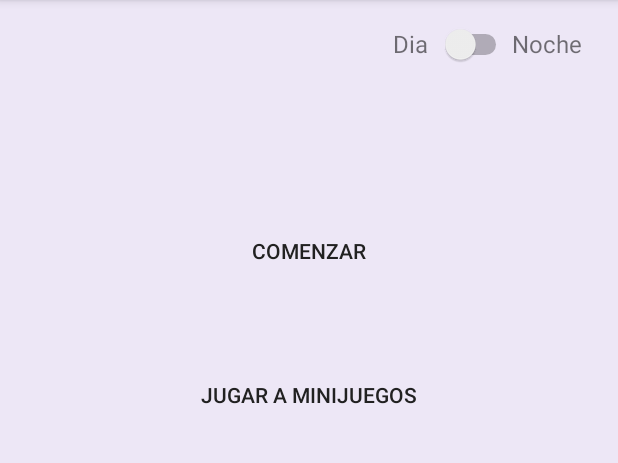
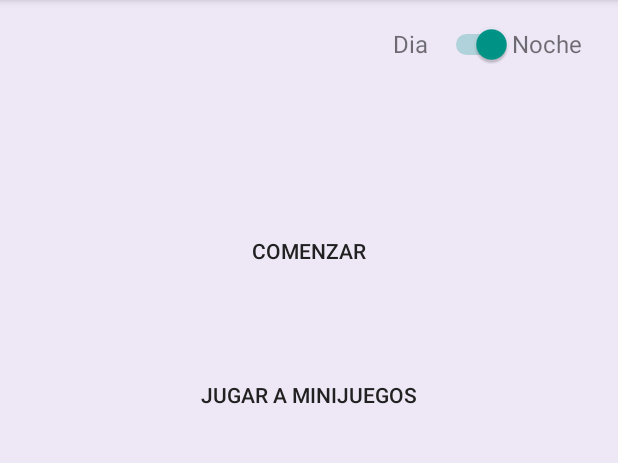
Before and after one commit to CokePedreira/PracticaUbicuaAndroid, an Android app: the SelectorJugadoresActivity screen opened directly, with no data from a screen before it, in the options menu, after a tap on "Salir de la partida", on a phone screen of 412 x 824 dp, the part 84-547 px from its top. Run offline under Robolectric (Android 15) with nearby library versions, the phone set to English and light mode, and no system bars; our stand-ins replace ButterKnife; libraries missing offline, so code that uses them is left out: com.melnykov.fab; 2 statements that could not run were skipped.

Commit message:
Añadido el cambio de tema al MainActivity y borrado del tablero.

```diff
--- a/OcalimochoApp/app/src/main/java/com/example/cokepedreira/ocalimochoapp/ListaMinijuegosActivity.java
+++ b/OcalimochoApp/app/src/main/java/com/example/cokepedreira/ocalimochoapp/ListaMinijuegosActivity.java
@@ -2,7 +2,6 @@ package com.example.cokepedreira.ocalimochoapp;
 
 import android.content.Intent;
 import android.os.Bundle;
-import android.app.Activity;
 import android.view.View;
 import android.widget.AdapterView;
 import android.widget.ArrayAdapter;
--- a/OcalimochoApp/app/src/main/java/com/example/cokepedreira/ocalimochoapp/MainActivity.java
+++ b/OcalimochoApp/app/src/main/java/com/example/cokepedreira/ocalimochoapp/MainActivity.java
@@ -1,9 +1,13 @@
 package com.example.cokepedreira.ocalimochoapp;
 
 import android.content.Intent;
+import android.content.SharedPreferences;
 import android.os.Bundle;
+import android.transition.Fade;
 import android.view.View;
 import android.widget.Button;
+import android.widget.CompoundButton;
+import android.widget.RadioGroup;
 import android.widget.Switch;
 
 import butterknife.Bind;
@@ -11,9 +15,12 @@ import butterknife.ButterKnife;
 
 public class MainActivity extends BaseActivity {
 
-    @Bind(R.id.comenzar) Button comenzar;
-    @Bind(R.id.minijuegos) Button minijuegos;
-    @Bind(R.id.cambiarTema) Switch cambiarTema;
+    @Bind(R.id.comenzar)
+    Button comenzar;
+    @Bind(R.id.minijuegos)
+    Button minijuegos;
+    @Bind(R.id.cambiarTema)
+    Switch cambiarTema;
 
     @Override
     public void onCreate(Bundle savedInstanceState) {
@@ -21,13 +28,22 @@ public class MainActivity extends BaseActivity {
         setContentView(R.layout.activity_inicio);
         ButterKnife.bind(this);
 
+        SharedPreferences prefs = getSharedPreferences("Ocalimocho_Shared_Preferences", MODE_PRIVATE);
+        boolean modoNoche = prefs.getBoolean("modo_noche", true);
+        if (modoNoche) {
+            Utility.setTheme(getApplicationContext(), 1);
+        } else {
+            Utility.setTheme(getApplicationContext(), 2);
+        }
+
+        cambiarTema.setChecked(modoNoche);
+
         comenzar.setOnClickListener(new View.OnClickListener() {
             @Override
             public void onClick(View v) {
 
                 Intent intent = new Intent(MainActivity.this, SelectorJugadoresActivity.class);
                 startActivity(intent);
-                finish();
             }
         });
 
@@ -37,8 +53,33 @@ public class MainActivity extends BaseActivity {
 
                 Intent intent = new Intent(MainActivity.this, ListaMinijuegosActivity.class);
                 startActivity(intent);
-                finish();
+
             }
         });
+
+        cambiarTema.setOnCheckedChangeListener(new CompoundButton.OnCheckedChangeListener() {
+            public void onCheckedChanged(CompoundButton buttonView, boolean isChecked) {
+                SharedPreferences.Editor editor = getSharedPreferences("Ocalimocho_Shared_Preferences", MODE_PRIVATE).edit();
+
+                if (isChecked) {
+                    editor.putBoolean("modo_noche", true);
+                } else {
+                    editor.putBoolean("modo_noche", false);
+                }
+
+                editor.apply();
+                recreate();
+            }
+        });
+
     }
+    public void recreateActivity() {
+        Intent intent = getIntent();
+        intent.addFlags(Intent.FLAG_ACTIVITY_NO_ANIMATION);
+        finish();
+        overridePendingTransition(0, 0);
+        startActivity(intent);
+        overridePendingTransition(0, 0);
+    }
+
 }
--- a/OcalimochoApp/app/src/main/res/layout/activity_main.xml
+++ b/OcalimochoApp/app/src/main/res/layout/activity_main.xml
@@ -5,6 +5,7 @@
     android:layout_width="match_parent"
     android:layout_height="match_parent"
     android:background="?attr/backgroundColor"
+    android:transitionName=""
 
     android:orientation="vertical">
 
--- a/OcalimochoApp/app/src/main/res/menu/menu.xml
+++ b/OcalimochoApp/app/src/main/res/menu/menu.xml
@@ -10,23 +10,10 @@
         android:title="Clasificacion"
         app:showAsAction="ifRoom" />
 
-
     <item
         android:id="@+id/new_game"
         android:orderInCategory="100"
         android:title="Salir de la partida"
-        app:showAsAction="never" />
-
-    <item
-        android:id="@+id/theme_light"
-        android:orderInCategory="100"
-        android:title="Modo Normal"
-        app:showAsAction="never" />
-
-    <item
-        android:id="@+id/theme_dark"
-        android:orderInCategory="100"
-        android:title="Modo Nocturno"
         app:showAsAction="never" />
 
     <item
--- a/OcalimochoApp/app/src/main/res/values/strings.xml
+++ b/OcalimochoApp/app/src/main/res/values/strings.xml
@@ -23,7 +23,7 @@
     <string name="prefs_theme_key">theme</string>
     <string name="title_activity_inicio">Ocalimocho</string>
     <string name="title_activity_activity_main">Jugadores</string>
-    <string name="title_activity_lista_minijuegos">ListaMinijuegosActivity</string>
+    <string name="title_activity_lista_minijuegos">Minijuegos</string>
 
 
 </resources>
```
Also changed, not shown: OcalimochoApp/app/src/main/java/com/example/cokepedreira/ocalimochoapp/Tablero.java (+0 -18 lines).
